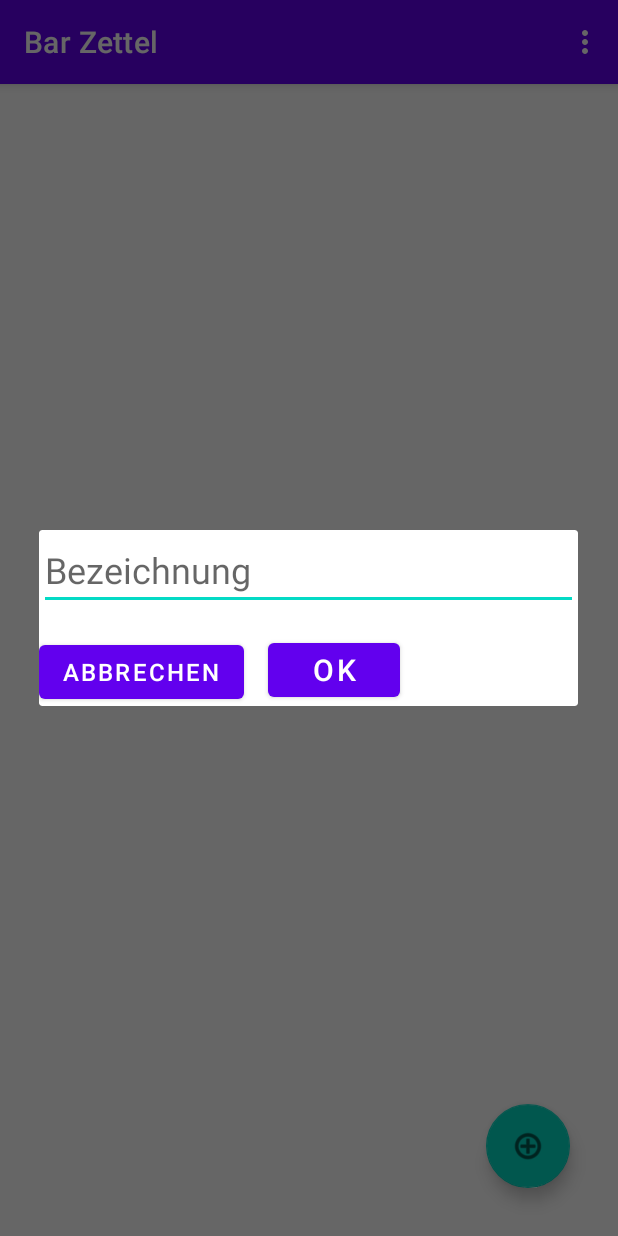
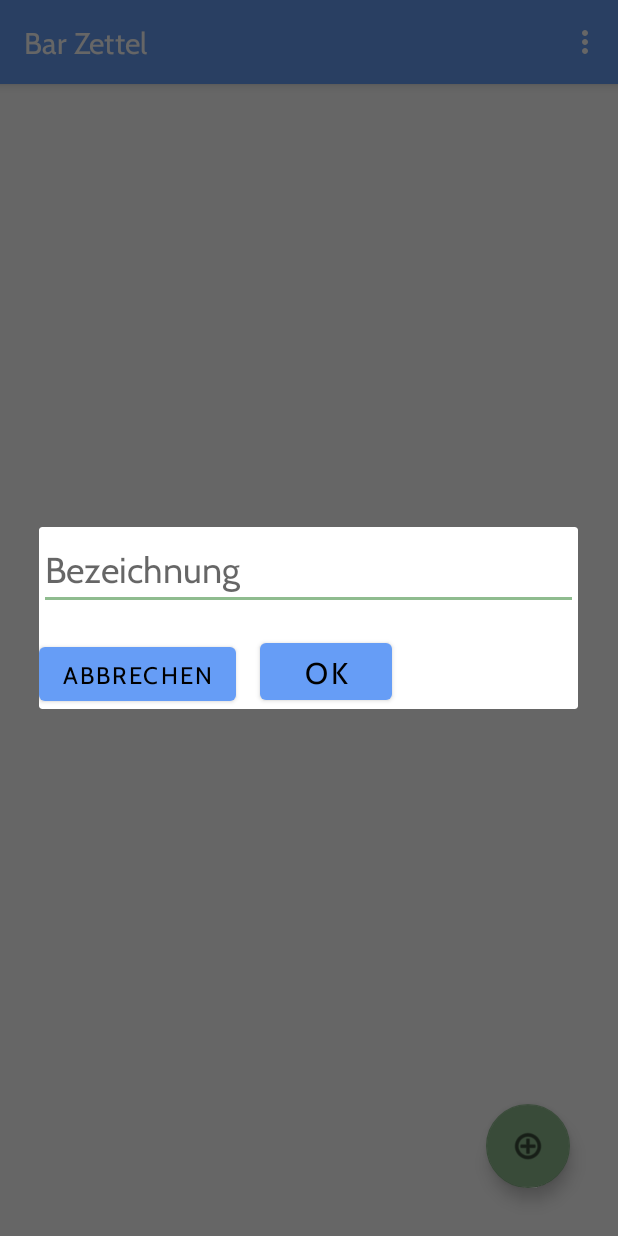
Before and after one commit to kennethaustinn/Bar-Zettel-App, an Android app: the screen it shows after launch (MainActivity), after a tap on an icon or button, on a phone screen of 412 x 824 dp. Run offline under Robolectric (Android 15) with nearby library versions, the phone set to English and light mode, and no system bars; our stand-ins replace Room's generated code, data binding, navigation-ui.

Commit message:
Font und Theme geändert

```diff
--- a/app/src/main/res/navigation/navigation.xml
+++ b/app/src/main/res/navigation/navigation.xml
@@ -26,5 +26,5 @@
     <fragment
         android:id="@+id/salesOverviewFragment"
         android:name="de.htw_berlin.barzettel.SalesOverviewFragment"
-        android:label="Bar Zettel" />
+        android:label="Umsatzübersicht" />
 </navigation>
--- a/app/src/main/res/values-night/themes.xml
+++ b/app/src/main/res/values-night/themes.xml
@@ -2,15 +2,17 @@
     <!-- Base application theme. -->
     <style name="Theme.BarZettel" parent="Theme.MaterialComponents.DayNight.DarkActionBar">
         <!-- Primary brand color. -->
-        <item name="colorPrimary">@color/purple_200</item>
-        <item name="colorPrimaryVariant">@color/purple_700</item>
-        <item name="colorOnPrimary">@color/black</item>
+        <item name="colorPrimary">@color/primaryColor</item>
+        <item name="colorPrimaryDark">@color/primaryDarkColor</item>
+        <item name="colorPrimaryVariant">@color/primaryLightColor</item>
+        <item name="colorOnPrimary">@color/primaryTextColor</item>
         <!-- Secondary brand color. -->
-        <item name="colorSecondary">@color/teal_200</item>
-        <item name="colorSecondaryVariant">@color/teal_200</item>
-        <item name="colorOnSecondary">@color/black</item>
+        <item name="colorSecondary">@color/secondaryColor</item>
+        <item name="colorSecondaryVariant">@color/secondaryDarkColor</item>
+        <item name="colorOnSecondary">@color/secondaryTextColor</item>
         <!-- Status bar color. -->
         <item name="android:statusBarColor" tools:targetApi="l">?attr/colorPrimaryVariant</item>
         <!-- Customize your theme here. -->
+        <item name ="android:fontFamily">@font/cabin</item>
     </style>
 </resources>
--- a/app/src/main/res/values/colors.xml
+++ b/app/src/main/res/values/colors.xml
@@ -7,4 +7,13 @@
     <color name="teal_700">#FF018786</color>
     <color name="black">#FF000000</color>
     <color name="white">#FFFFFFFF</color>
+    <color name="primaryColor">#669df6</color>
+    <color name="primaryLightColor">#9cceff</color>
+    <color name="primaryDarkColor">#266fc3</color>
+    <color name="secondaryColor">#8FBC8F</color>
+    <color name="secondaryLightColor">#98FB98</color>
+    <color name="secondaryDarkColor">#8FBC8F</color>
+    <color name="primaryTextColor">#000000</color>
+    <color name="secondaryTextColor">#000000</color>
+
 </resources>
--- a/app/src/main/res/values/themes.xml
+++ b/app/src/main/res/values/themes.xml
@@ -2,15 +2,17 @@
     <!-- Base application theme. -->
     <style name="Theme.BarZettel" parent="Theme.MaterialComponents.DayNight.DarkActionBar">
         <!-- Primary brand color. -->
-        <item name="colorPrimary">@color/purple_500</item>
-        <item name="colorPrimaryVariant">@color/purple_700</item>
-        <item name="colorOnPrimary">@color/white</item>
+        <item name="colorPrimary">@color/primaryColor</item>
+        <item name="colorPrimaryDark">@color/primaryDarkColor</item>
+        <item name="colorPrimaryVariant">@color/primaryLightColor</item>
+        <item name="colorOnPrimary">@color/primaryTextColor</item>
         <!-- Secondary brand color. -->
-        <item name="colorSecondary">@color/teal_200</item>
-        <item name="colorSecondaryVariant">@color/teal_700</item>
-        <item name="colorOnSecondary">@color/black</item>
+        <item name="colorSecondary">@color/secondaryColor</item>
+        <item name="colorSecondaryVariant">@color/secondaryDarkColor</item>
+        <item name="colorOnSecondary">@color/secondaryTextColor</item>
         <!-- Status bar color. -->
         <item name="android:statusBarColor" tools:targetApi="l">?attr/colorPrimaryVariant</item>
         <!-- Customize your theme here. -->
+        <item name ="android:fontFamily">@font/cabin</item>
     </style>
 </resources>
```
Also changed, not shown: app/src/main/res/font/cabin.ttf (added).
